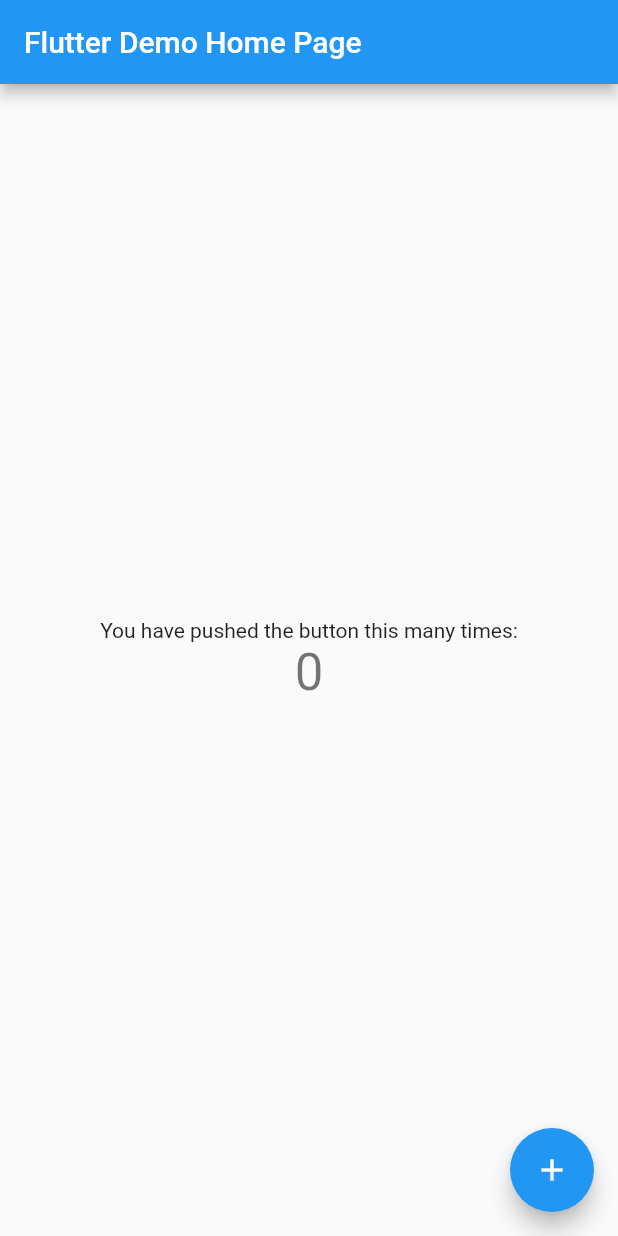
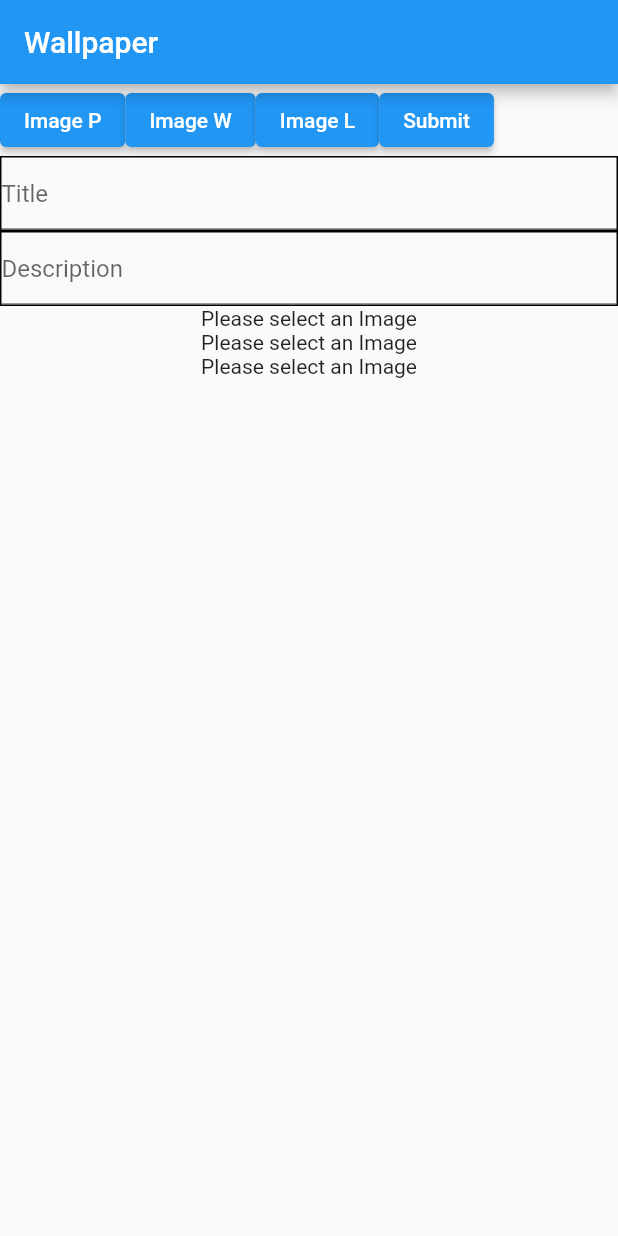
Before and after one commit to TalhaShakel/tirynsik_admin_panel, a Flutter app: the screen it shows after launch, on a phone screen of 412 x 824 dp. Run offline on Flutter 3.47's test engine with Material 2 defaults, Android fonts, the phone set to English and light mode, and no system bars; our stand-ins replace cloud_firestore, firebase_auth, firebase_core, flutter_screenutil, get, image_picker; accounts and stored records are empty.

Commit message:
structured ready

```diff
--- a/lib/main.dart
+++ b/lib/main.dart
@@ -1,4 +1,9 @@
 import 'package:flutter/material.dart';
+import 'package:flutter/services.dart';
+import 'package:flutter_screenutil/flutter_screenutil.dart';
+import 'package:get/get.dart';
+import 'package:image_picker/image_picker.dart';
+import 'package:trynsiki_admin_panel/Service.dart';
 
 void main() {
   runApp(const MyApp());
@@ -10,106 +15,148 @@
   // This widget is the root of your application.
   @override
   Widget build(BuildContext context) {
-    return MaterialApp(
-      title: 'Flutter Demo',
-      theme: ThemeData(
-        // This is the theme of your application.
-        //
-        // Try running your application with "flutter run". You'll see the
-        // application has a blue toolbar. Then, without quitting the app, try
-        // changing the primarySwatch below to Colors.green and then invoke
-        // "hot reload" (press "r" in the console where you ran "flutter run",
-        // or simply save your changes to "hot reload" in a Flutter IDE).
-        // Notice that the counter didn't reset back to zero; the application
-        // is not restarted.
-        primarySwatch: Colors.blue,
-      ),
-      home: const MyHomePage(title: 'Flutter Demo Home Page'),
-    );
+    return ScreenUtilInit(
+        designSize: const Size(360, 690),
+        minTextAdapt: true,
+        splitScreenMode: true,
+        builder: (context, child) {
+          return GetMaterialApp(
+            home: MyHomePage(),
+            debugShowCheckedModeBanner: false,
+          );
+        });
   }
 }
 
 class MyHomePage extends StatefulWidget {
-  const MyHomePage({super.key, required this.title});
-
-  // This widget is the home page of your application. It is stateful, meaning
-  // that it has a State object (defined below) that contains fields that affect
-  // how it looks.
-
-  // This class is the configuration for the state. It holds the values (in this
-  // case the title) provided by the parent (in this case the App widget) and
-  // used by the build method of the State. Fields in a Widget subclass are
-  // always marked "final".
-
-  final String title;
+  const MyHomePage({super.key});
 
   @override
   State<MyHomePage> createState() => _MyHomePageState();
 }
 
 class _MyHomePageState extends State<MyHomePage> {
-  int _counter = 0;
+  TextEditingController _descriptioncontroller = TextEditingController();
+  TextEditingController _titlecontroller = TextEditingController();
 
-  void _incrementCounter() {
-    setState(() {
-      // This call to setState tells the Flutter framework that something has
-      // changed in this State, which causes it to rerun the build method below
-      // so that the display can reflect the updated values. If we changed
-      // _counter without calling setState(), then the build method would not be
-      // called again, and so nothing would appear to happen.
-      _counter++;
-    });
-  }
-
+  Uint8List? imageP, imageW, imageL;
   @override
   Widget build(BuildContext context) {
-    // This method is rerun every time setState is called, for instance as done
-    // by the _incrementCounter method above.
-    //
-    // The Flutter framework has been optimized to make rerunning build methods
-    // fast, so that you can just rebuild anything that needs updating rather
-    // than having to individually change instances of widgets.
     return Scaffold(
       appBar: AppBar(
-        // Here we take the value from the MyHomePage object that was created by
-        // the App.build method, and use it to set our appbar title.
-        title: Text(widget.title),
+        title: Text("Wallpaper"),
       ),
-      body: Center(
-        // Center is a layout widget. It takes a single child and positions it
-        // in the middle of the parent.
+      body: SingleChildScrollView(
         child: Column(
-          // Column is also a layout widget. It takes a list of children and
-          // arranges them vertically. By default, it sizes itself to fit its
-          // children horizontally, and tries to be as tall as its parent.
-          //
-          // Invoke "debug painting" (press "p" in the console, choose the
-          // "Toggle Debug Paint" action from the Flutter Inspector in Android
-          // Studio, or the "Toggle Debug Paint" command in Visual Studio Code)
-          // to see the wireframe for each widget.
-          //
-          // Column has various properties to control how it sizes itself and
-          // how it positions its children. Here we use mainAxisAlignment to
-          // center the children vertically; the main axis here is the vertical
-          // axis because Columns are vertical (the cross axis would be
-          // horizontal).
-          mainAxisAlignment: MainAxisAlignment.center,
-          children: <Widget>[
-            const Text(
-              'You have pushed the button this many times:',
+          children: [
+            Row(
+              children: [
+                ElevatedButton(
+                    onPressed: () async {
+                      Uint8List? img = await pickImage(ImageSource.gallery);
+                      if (img != null) {
+                        setState(() {
+                          imageP = img;
+                        });
+                      }
+                    },
+                    child: Text("Image P")),
+                ElevatedButton(
+                    onPressed: () async {
+                      Uint8List? img = await pickImage(ImageSource.gallery);
+                      if (img != null) {
+                        setState(() {
+                          imageW = img;
+                        });
+                      }
+                    },
+                    child: Text("Image W")),
+                ElevatedButton(
+                    onPressed: () async {
+                      Uint8List? img = await pickImage(ImageSource.gallery);
+                      if (img != null) {
+                        setState(() {
+                          imageL = img;
+                        });
+                      }
+                    },
+                    child: Text("Image L")),
+                ElevatedButton(
+                    onPressed: () {
+                      if (imageL == null &&
+                          imageP == null &&
+                          imageW == null &&
+                          _titlecontroller == null &&
+                          _descriptioncontroller == null) {
+                        setState(() {
+                          Get.snackbar("Kindly Entered All Fields Data", "");
+                        });
+                      }
+                    },
+                    child: Text("Submit")),
+              ],
             ),
-            Text(
-              '$_counter',
-              style: Theme.of(context).textTheme.headline4,
+            Container(
+              decoration: BoxDecoration(border: Border.all()),
+              child: TextFormField(
+                controller: _descriptioncontroller,
+                decoration: InputDecoration(hintText: "Title"),
+              ),
             ),
+            Container(
+              decoration: BoxDecoration(border: Border.all()),
+              child: TextFormField(
+                controller: _titlecontroller,
+                decoration: InputDecoration(hintText: "Description"),
+              ),
+            ),
+            imageP == null
+                ? Container(
+                    child: Text("Please select an Image"),
+                  )
+                : Container(
+                    height: 600.h,
+                    width: 200.w,
+                    color: Colors.transparent,
+                    child: Image.memory(
+                      imageP!,
+                      fit: BoxFit.cover,
+                    ),
+                  ),
+            ///////////
+            imageW == null
+                ? Container(
+                    child: Text("Please select an Image"),
+                  )
+                : Container(
+                    height: Get.height.h,
+                    width: Get.width.w,
+                    color: Colors.transparent,
+                    child: Image.memory(
+                      imageW!,
+                      fit: BoxFit.cover,
+                    ),
+                  ),
+            imageL == null
+                ? Container(
+                    child: Text("Please select an Image"),
+                  )
+                : Padding(
+                    padding:
+                        EdgeInsets.symmetric(horizontal: 20.h, vertical: 20.w),
+                    child: Container(
+                      height: Get.height.h,
+                      width: Get.width.w,
+                      color: Colors.transparent,
+                      child: Image.memory(
+                        imageL!,
+                        fit: BoxFit.cover,
+                      ),
+                    ),
+                  ),
           ],
         ),
       ),
-      floatingActionButton: FloatingActionButton(
-        onPressed: _incrementCounter,
-        tooltip: 'Increment',
-        child: const Icon(Icons.add),
-      ), // This trailing comma makes auto-formatting nicer for build methods.
     );
   }
 }
```
Also changed, not shown: lib/Service.dart (added, +116 -0 lines), pubspec.yaml (+13 -2 lines), lib/homepage.dart (added), pubspec.lock, 2 other files.
